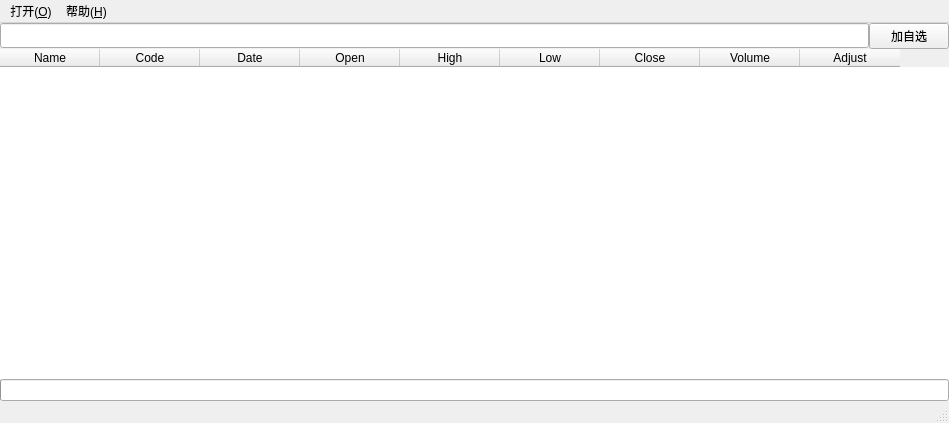
This is QtApp/QStock/QStock/QStockMainWindows.ui in yixiaoyang/QStock as Qt 5 draws it before an edit. The edited form follows.
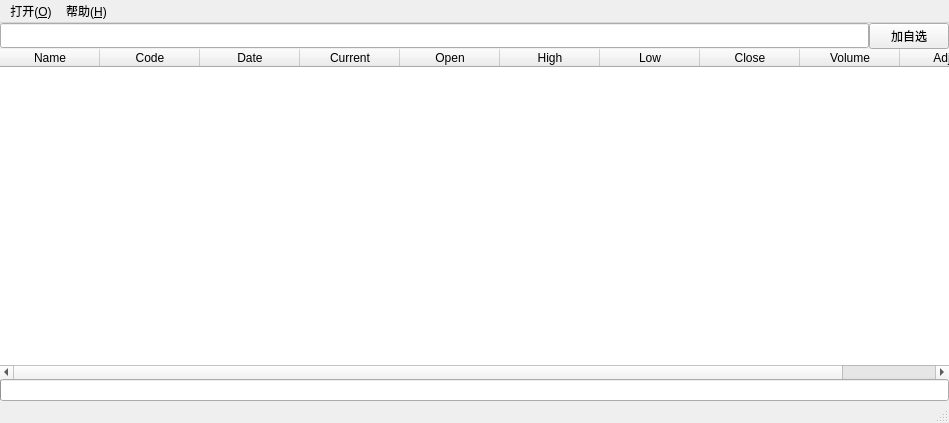
This is the edited form. Icons and pictures are not drawn.

Patch:
```diff
--- a/QtApp/QStock/QStock/QStockMainWindows.ui
+++ b/QtApp/QStock/QStock/QStockMainWindows.ui
@@ -138,6 +138,14 @@
             <set>AlignHCenter|AlignVCenter|AlignCenter</set>
            </property>
           </column>
+          <column>
+           <property name="text">
+            <string>Current</string>
+           </property>
+           <property name="textAlignment">
+            <set>AlignHCenter|AlignVCenter|AlignCenter</set>
+           </property>
+          </column>
           <column>
            <property name="text">
             <string>Open</string>
```
Left out of the diff: 2 changed lines with no effect on the pictures.
